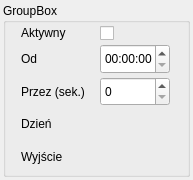
Old version of the form src/timersSecSettings.ui in the repository musashimm/aquamatcontrol.
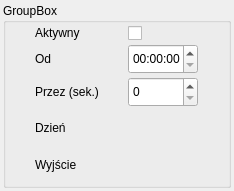
New version of the form.

Patch:
```diff
--- a/src/timersSecSettings.ui
+++ b/src/timersSecSettings.ui
@@ -6,8 +6,8 @@
    <rect>
     <x>0</x>
     <y>0</y>
-    <width>193</width>
-    <height>180</height>
+    <width>234</width>
+    <height>191</height>
    </rect>
   </property>
   <property name="windowTitle">
```
